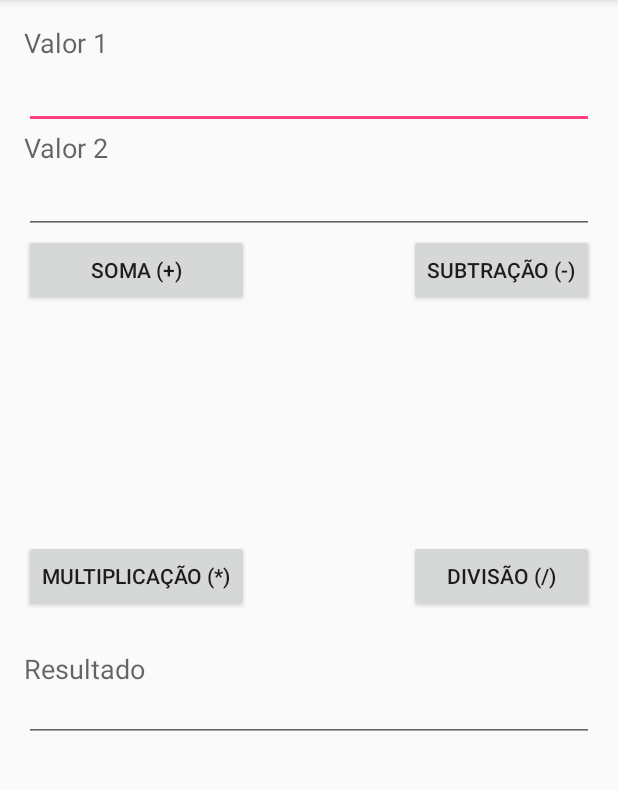
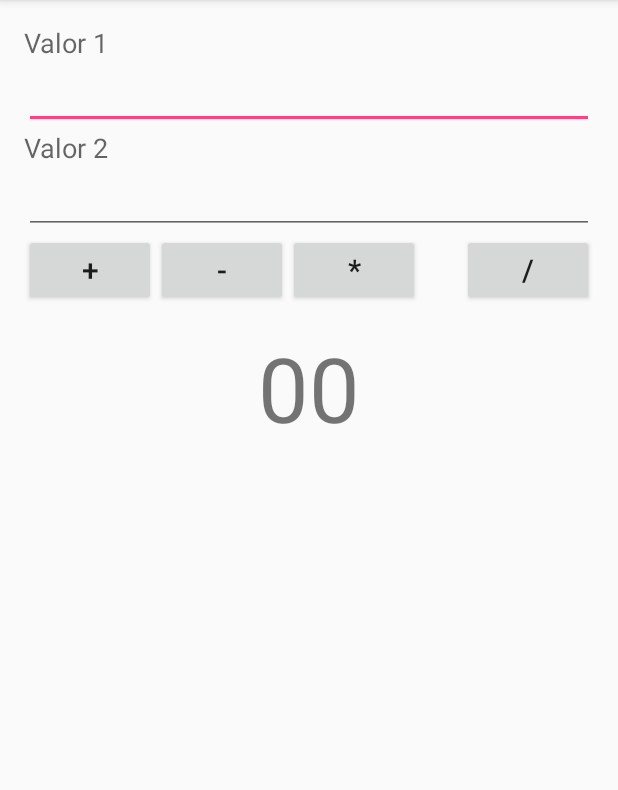
Before and after one commit to pietro1702/Calculadora, an Android app: the screen it shows after launch (MainActivity), on a phone screen of 412 x 824 dp, the part 84-874 px from its top. Run offline under Robolectric (Android 15) with nearby library versions, the phone set to English and light mode, and no system bars.

Commit message:
eçreçjrçe

```diff
--- a/app/src/main/java/br/edu/ifrn/calculadorasimples/MainActivity.java
+++ b/app/src/main/java/br/edu/ifrn/calculadorasimples/MainActivity.java
@@ -5,11 +5,12 @@ import android.os.Bundle;
 import android.view.View;
 import android.widget.Button;
 import android.widget.EditText;
+import android.widget.TextView;
 
 public class MainActivity extends AppCompatActivity {
     EditText ed1;
     EditText ed2;
-    EditText edR;
+    TextView edR;
     Button btSoma;
     Button btSub;
     Button btMult;
@@ -22,7 +23,7 @@ public class MainActivity extends AppCompatActivity {
 
         ed1 = (EditText) findViewById(R.id.editTextValor1);
         ed2 = (EditText) findViewById(R.id.editTextValor2);
-        edR = (EditText) findViewById(R.id.editTextResultado);
+        edR = (TextView) findViewById(R.id.TextViewResultado);
         btSoma = (Button) findViewById(R.id.buttonSoma);
         btSub = (Button) findViewById(R.id.buttonSub);
         btMult = (Button) findViewById(R.id.buttonMult);
--- a/app/src/main/res/layout/activity_main.xml
+++ b/app/src/main/res/layout/activity_main.xml
@@ -19,10 +19,10 @@
         android:layout_alignParentLeft="true"
         android:layout_alignParentStart="true" />
 
-
     <EditText
         android:layout_width="wrap_content"
         android:layout_height="wrap_content"
+        android:inputType="number"
         android:id="@+id/editTextValor1"
         android:layout_below="@+id/textView"
         android:layout_alignParentLeft="true"
@@ -43,6 +43,7 @@
     <EditText
         android:layout_width="wrap_content"
         android:layout_height="wrap_content"
+        android:inputType="number"
         android:id="@+id/editTextValor2"
         android:layout_below="@+id/textView2"
         android:layout_alignParentLeft="true"
@@ -53,60 +54,51 @@
     <Button
         android:layout_width="wrap_content"
         android:layout_height="wrap_content"
-        android:text="Soma (+)"
+        android:text="+"
+        android:textSize="20sp"
         android:id="@+id/buttonSoma"
         android:layout_below="@+id/editTextValor2"
         android:layout_alignParentLeft="true"
-        android:layout_alignParentStart="true"
-        android:layout_alignRight="@+id/buttonMult"
-        android:layout_alignEnd="@+id/buttonMult"/>
+        android:layout_alignParentStart="true" />
 
     <Button
         android:layout_width="wrap_content"
         android:layout_height="wrap_content"
-        android:text="Subtração (-)"
+        android:text="-"
+        android:textSize="20sp"
         android:id="@+id/buttonSub"
-        android:layout_alignTop="@+id/buttonSoma"
-        android:layout_alignParentRight="true"
-        android:layout_alignParentEnd="true"/>
+        android:layout_below="@+id/editTextValor2"
+        android:layout_toEndOf="@+id/buttonSoma" />
 
     <Button
         android:layout_width="wrap_content"
         android:layout_height="wrap_content"
-        android:text="Multiplicação (*)"
+        android:text="*"
+        android:textSize="20sp"
         android:id="@+id/buttonMult"
-        android:layout_centerVertical="true"
-        android:layout_alignParentLeft="true"
-        android:layout_alignParentStart="true"/>
+        android:layout_alignBaseline="@+id/buttonSub"
+        android:layout_alignBottom="@+id/buttonSub"
+        android:layout_toEndOf="@+id/buttonSub" />
 
     <Button
         android:layout_width="wrap_content"
         android:layout_height="wrap_content"
-        android:text="Divisão (/)"
+        android:text="/"
+        android:textSize="20sp"
         android:id="@+id/buttonDiv"
-        android:layout_alignBaseline="@+id/buttonMult"
-        android:layout_alignBottom="@+id/buttonMult"
-        android:layout_alignParentEnd="true"
-        android:layout_alignLeft="@+id/buttonSub"
-        android:layout_alignStart="@+id/buttonSub" />
+        android:layout_alignBaseline="@+id/buttonSub"
+        android:layout_alignBottom="@+id/buttonSub"
+        android:layout_alignParentEnd="true" />
 
     <TextView
         android:layout_width="wrap_content"
         android:layout_height="wrap_content"
-        android:textAppearance="?android:attr/textAppearanceMedium"
-        android:text="Resultado"
-        android:id="@+id/textView3"
+        android:id="@+id/TextViewResultado"
+        android:text="00"
+        android:gravity="center"
+        android:textSize="60sp"
         android:layout_below="@+id/buttonMult"
-        android:layout_alignParentStart="true"
-        android:layout_marginTop="25dp" />
-
-    <EditText
-        android:layout_width="wrap_content"
-        android:layout_height="wrap_content"
-        android:id="@+id/editTextResultado"
-        android:layout_marginTop="41dp"
-        android:layout_below="@+id/buttonMult"
-        android:layout_alignParentStart="true"
-        android:layout_alignParentEnd="true" />
+        android:layout_centerHorizontal="true"
+        android:layout_marginTop="14dp" />
 
 </RelativeLayout>
```
Also changed, not shown: app/src/main/res/mipmap-hdpi/ic_launcher.png, app/src/main/res/mipmap-mdpi/ic_launcher.png, app/src/main/res/mipmap-xhdpi/ic_launcher.png, app/src/main/res/mipmap-xxhdpi/ic_launcher.png, app/src/main/res/mipmap-xxxhdpi/ic_launcher.png.
